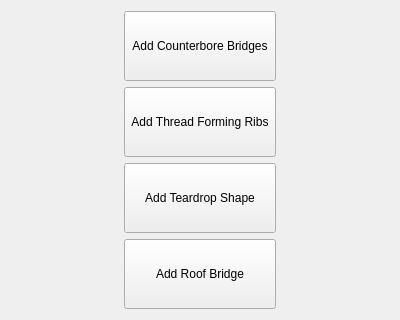
The window that Resources/panels/ffDesign_HoleWizard.ui (Rahix/FusedFilamentDesign) describes before a commit, drawn with Qt 5.
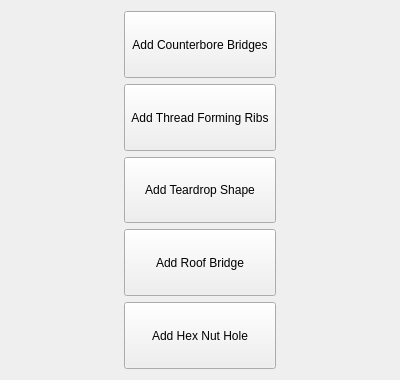
The same window after the commit. Icons and pictures are not drawn.

Commit message:
Add hex nut hole tool
Add a Hex Nut Hole command that cuts a hexagonal recess at the end of a
PartDesign Hole feature.  Supports a radius, recess depth, entry or opposite
face, and a 30 degree rotation.

The edit to the form file:
```diff
--- a/Resources/panels/ffDesign_HoleWizard.ui
+++ b/Resources/panels/ffDesign_HoleWizard.ui
@@ -7,7 +7,7 @@
     <x>0</x>
     <y>0</y>
     <width>400</width>
-    <height>320</height>
+    <height>380</height>
    </rect>
   </property>
   <property name="windowTitle">
@@ -162,6 +162,35 @@
      </property>
     </spacer>
    </item>
+   <item row="4" column="1">
+    <widget class="QToolButton" name="AddHexNutHole">
+     <property name="sizePolicy">
+      <sizepolicy hsizetype="Expanding" vsizetype="Preferred">
+       <horstretch>0</horstretch>
+       <verstretch>0</verstretch>
+      </sizepolicy>
+     </property>
+     <property name="toolTip">
+      <string>Add a hexagonal recess to the end of the hole to hold a hex nut.</string>
+     </property>
+     <property name="text">
+      <string>Add Hex Nut Hole</string>
+     </property>
+     <property name="icon">
+      <iconset>
+       <normaloff>icons:ffDesign_HexNut.svg</normaloff>icons:ffDesign_HexNut.svg</iconset>
+     </property>
+     <property name="iconSize">
+      <size>
+       <width>32</width>
+       <height>32</height>
+      </size>
+     </property>
+     <property name="toolButtonStyle">
+      <enum>Qt::ToolButtonStyle::ToolButtonTextBesideIcon</enum>
+     </property>
+    </widget>
+   </item>
   </layout>
  </widget>
  <resources/>
```
The commit also changes 10 other files.
